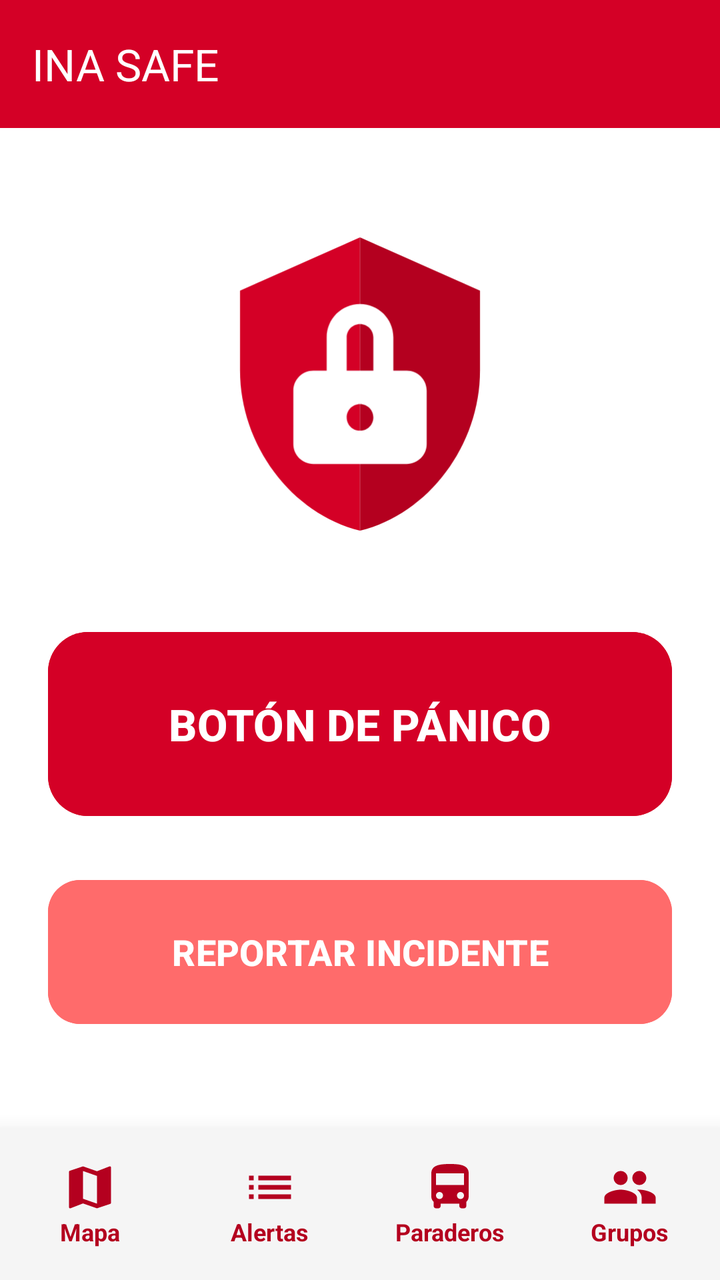
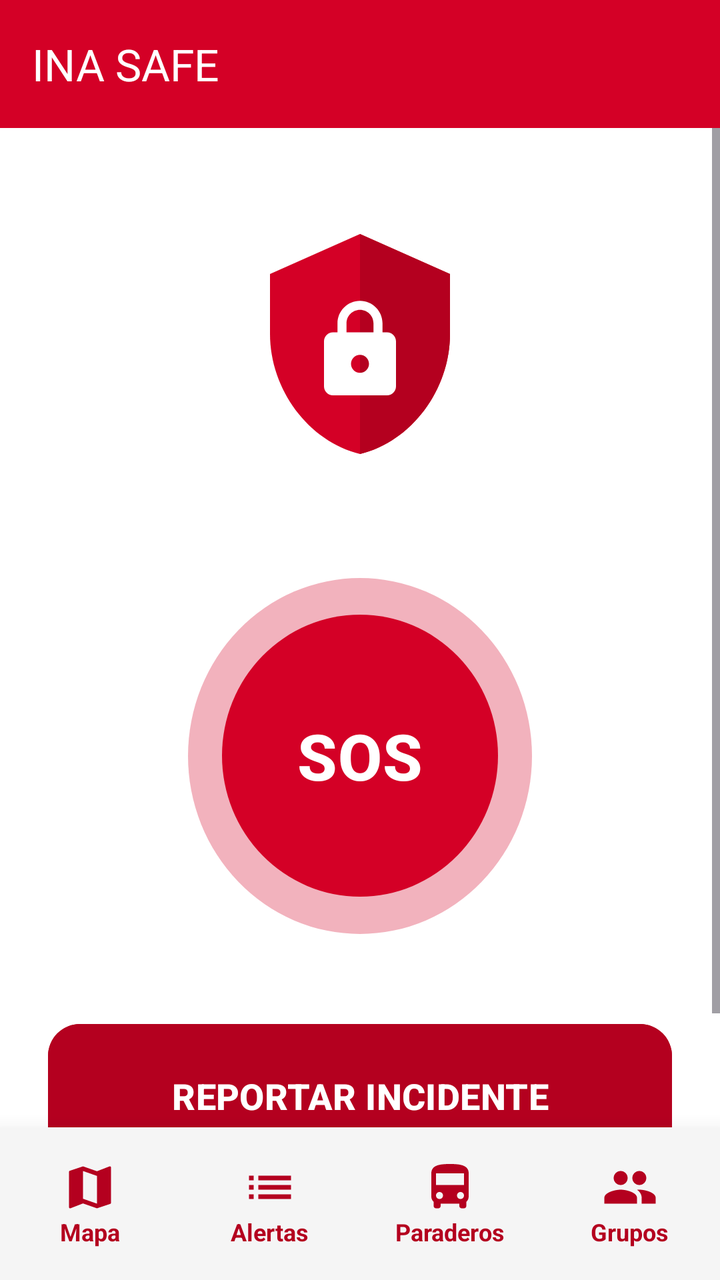

The first picture is an Android layout as it rendered before a commit; the second is the same layout after the commit. The layout source and the unified diff follow.
<!-- AndroidManifest.xml: application theme Theme.INASAFE -->
<!-- res/layout/activity_main.xml -->
<?xml version="1.0" encoding="utf-8"?>
<RelativeLayout xmlns:android="http://schemas.android.com/apk/res/android"
    xmlns:app="http://schemas.android.com/apk/res-auto"
    xmlns:tools="http://schemas.android.com/tools"
    android:id="@+id/main"
    android:layout_width="match_parent"
    android:layout_height="match_parent"
    android:background="@color/white"
    tools:context=".MainActivity">

    
    <com.google.android.material.appbar.AppBarLayout
        android:id="@+id/appBarLayout"
        android:layout_width="match_parent"
        android:layout_height="wrap_content"
        android:layout_alignParentTop="true">

        <com.google.android.material.appbar.MaterialToolbar
            android:id="@+id/topAppBar"
            android:layout_width="match_parent"
            android:layout_height="?attr/actionBarSize"
            app:title="INA SAFE"
            app:titleTextColor="@color/white"
            android:background="@color/ina_red" />

    </com.google.android.material.appbar.AppBarLayout>

    
    <include
        android:id="@+id/bottomNavigation"
        layout="@layout/layout_bottom_nav"
        android:layout_width="match_parent"
        android:layout_height="wrap_content"
        android:layout_alignParentBottom="true" />

    
    <ScrollView
        android:layout_width="match_parent"
        android:layout_height="match_parent"
        android:layout_above="@id/bottomNavigation"
        android:layout_below="@id/appBarLayout">

        <LinearLayout
            android:layout_width="match_parent"
            android:layout_height="wrap_content"
            android:gravity="center_horizontal"
            android:orientation="vertical"
            android:padding="24dp">

            <ImageView
                android:layout_width="160dp"
                android:layout_height="160dp"
                android:layout_marginTop="24dp"
                android:layout_marginBottom="40dp"
                android:src="@drawable/ic_logo" />

            <Button
                android:id="@+id/btnPanic"
                android:layout_width="match_parent"
                android:layout_height="100dp"
                android:layout_marginBottom="24dp"
                android:backgroundTint="@color/ina_red"
                android:text="BOTÓN DE PÁNICO"
                android:textColor="@color/white"
                android:textSize="22sp"
                android:textStyle="bold"
                app:cornerRadius="20dp"
                app:elevation="8dp" />

            <Button
                android:id="@+id/btnReport"
                android:layout_width="match_parent"
                android:layout_height="80dp"
                android:layout_marginBottom="16dp"
                android:backgroundTint="@color/ina_red_light"
                android:text="REPORTAR INCIDENTE"
                android:textColor="@color/white"
                android:textSize="18sp"
                android:textStyle="bold"
                app:cornerRadius="16dp" />

        </LinearLayout>
    </ScrollView>

</RelativeLayout>
<!-- res/layout/layout_bottom_nav.xml (included above) -->
<?xml version="1.0" encoding="utf-8"?>
<LinearLayout xmlns:android="http://schemas.android.com/apk/res/android"
    xmlns:app="http://schemas.android.com/apk/res-auto"
    android:id="@+id/bottomNavigation"
    android:layout_width="match_parent"
    android:layout_height="wrap_content"
    android:orientation="horizontal"
    android:background="#F5F5F5"
    android:elevation="16dp"
    android:paddingVertical="8dp">

    
    <LinearLayout
        android:id="@+id/btnNavMap"
        android:layout_width="0dp"
        android:layout_height="wrap_content"
        android:layout_weight="1"
        android:orientation="vertical"
        android:gravity="center"
        android:background="?attr/selectableItemBackground"
        android:clickable="true"
        android:padding="8dp">

        <ImageView
            android:layout_width="28dp"
            android:layout_height="28dp"
            android:src="@drawable/ic_map_icon"
            app:tint="@color/ina_red_dark"/>
        
        <TextView
            android:layout_width="wrap_content"
            android:layout_height="wrap_content"
            android:text="Mapa"
            android:textSize="12sp"
            android:textColor="@color/ina_red_dark"
            android:textStyle="bold"/>
    </LinearLayout>

    
    <LinearLayout
        android:id="@+id/btnNavList"
        android:layout_width="0dp"
        android:layout_height="wrap_content"
        android:layout_weight="1"
        android:orientation="vertical"
        android:gravity="center"
        android:background="?attr/selectableItemBackground"
        android:clickable="true"
        android:padding="8dp">

        <ImageView
            android:layout_width="28dp"
            android:layout_height="28dp"
            android:src="@drawable/ic_list_icon"
            app:tint="@color/ina_red_dark"/>
        
        <TextView
            android:layout_width="wrap_content"
            android:layout_height="wrap_content"
            android:text="Alertas"
            android:textSize="12sp"
            android:textColor="@color/ina_red_dark"
            android:textStyle="bold"/>
    </LinearLayout>

    
    <LinearLayout
        android:id="@+id/btnNavBus"
        android:layout_width="0dp"
        android:layout_height="wrap_content"
        android:layout_weight="1"
        android:orientation="vertical"
        android:gravity="center"
        android:background="?attr/selectableItemBackground"
        android:clickable="true"
        android:padding="8dp">

        <ImageView
            android:layout_width="28dp"
            android:layout_height="28dp"
            android:src="@drawable/ic_bus"
            app:tint="@color/ina_red_dark"/>
        
        <TextView
            android:layout_width="wrap_content"
            android:layout_height="wrap_content"
            android:text="Paraderos"
            android:textSize="12sp"
            android:textColor="@color/ina_red_dark"
            android:textStyle="bold"/>
    </LinearLayout>
    
     
    <LinearLayout
        android:id="@+id/btnNavGroups"
        android:layout_width="0dp"
        android:layout_height="wrap_content"
        android:layout_weight="1"
        android:orientation="vertical"
        android:gravity="center"
        android:background="?attr/selectableItemBackground"
        android:clickable="true"
        android:padding="8dp">

        <ImageView
            android:layout_width="28dp"
            android:layout_height="28dp"
            android:src="@drawable/ic_group"
            app:tint="@color/ina_red_dark"/>
        
        <TextView
            android:layout_width="wrap_content"
            android:layout_height="wrap_content"
            android:text="Grupos"
            android:textSize="12sp"
            android:textColor="@color/ina_red_dark"
            android:textStyle="bold"/>
    </LinearLayout>

</LinearLayout>
<!-- resources referenced by this layout -->
<resources>
  <color name="ina_red">#D40026</color>
  <color name="ina_red_dark">#B4001F</color>
  <color name="ina_red_light">#FF6B6B</color>
  <color name="white">#FFFFFFFF</color>
  <!-- drawable ic_bus (drawable) -->
  <vector xmlns:android="http://schemas.android.com/apk/res/android"
      android:width="24dp"
      android:height="24dp"
      android:viewportWidth="24"
      android:viewportHeight="24">
      <path
          android:fillColor="#FFFFFF"
          android:pathData="M4,16c0,0.88 0.39,1.67 1,2.22V20c0,0.55 0.45,1 1,1h1c0.55,0 1,-0.45 1,-1v-1h8v1c0,0.55 0.45,1 1,1h1c0.55,0 1,-0.45 1,-1v-1.78c0.61,-0.55 1,-1.34 1,-2.22V6c0,-3.5 -3.58,-4 -8,-4S4,2.5 4,6v10zM7.5,17c-0.83,0 -1.5,-0.67 -1.5,-1.5S6.67,14 7.5,14s1.5,0.67 1.5,1.5S8.33,17 7.5,17zM16.5,17c-0.83,0 -1.5,-0.67 -1.5,-1.5s0.67,-1.5 1.5,-1.5s1.5,0.67 1.5,1.5S17.33,17 16.5,17zM18,11H6V6h12v5z"/>
  </vector>
  <!-- drawable ic_group (drawable) -->
  <vector xmlns:android="http://schemas.android.com/apk/res/android"
      android:width="24dp"
      android:height="24dp"
      android:viewportWidth="24"
      android:viewportHeight="24"
      android:tint="#000000">
    <path
        android:fillColor="@android:color/white"
        android:pathData="M16,11c1.66,0 2.99,-1.34 2.99,-3S17.66,5 16,5c-1.66,0 -3,1.34 -3,3s1.34,3 3,3zM8,11c1.66,0 2.99,-1.34 2.99,-3S9.66,5 8,5C6.34,5 5,6.34 5,8s1.34,3 3,3zM8,13c-2.33,0 -7,1.17 -7,3.5V19h14v-2.5c0,-2.33 -4.67,-3.5 -7,-3.5zM16,13c-0.29,0 -0.62,0.02 -0.97,0.05 1.16,0.84 1.97,1.97 1.97,3.45V19h6v-2.5c0,-2.33 -4.67,-3.5 -7,-3.5z"/>
  </vector>
  <!-- drawable ic_list_icon (drawable) -->
  <vector xmlns:android="http://schemas.android.com/apk/res/android"
      android:width="24dp"
      android:height="24dp"
      android:viewportWidth="24"
      android:viewportHeight="24">
      <path
          android:fillColor="#B71C12"
          android:pathData="M3,13h2v-2H3v2zm0,4h2v-2H3v2zm0,-8h2V7H3v2zm4,4h14v-2H7v2zm0,4h14v-2H7v2zM7,7v2h14V7H7z"/>
  </vector>
  <!-- drawable ic_logo (drawable) -->
  <vector xmlns:android="http://schemas.android.com/apk/res/android"
      android:width="108dp"
      android:height="108dp"
      android:viewportWidth="24"
      android:viewportHeight="24">
    
    
    <path
        android:fillColor="@color/ina_red"
        android:pathData="M12,1 L3,5 V11 C3,16.55 6.84,21.74 12,23 V1 Z"/>
        
    
    <path
        android:fillColor="@color/ina_red_dark"
        android:pathData="M12,1 L21,5 V11 C21,16.55 17.16 21.74 12,23 V1 Z"/>
        
    
    <path
        android:fillColor="@color/white"
        android:pathData="M12,6 C10.62,6 9.5,7.12 9.5,8.5 V11 H8.5 C7.67,11 7,11.67 7,12.5 V16.5 C7,17.33 7.67,18 8.5,18 H15.5 C16.33,18 17,17.33 17,16.5 V12.5 C17,11.67 16.33,11 15.5,11 H14.5 V8.5 C14.5,7.12 13.38,6 12,6 Z M12,7.5 C12.55,7.5 13,7.95 13,8.5 V11 H11 V8.5 C11,7.95 11.45,7.5 12,7.5 Z M12,13.5 C12.55,13.5 13,13.95 13,14.5 C13,15.05 12.55,15.5 12,15.5 C11.45,15.5 11,15.05 11,14.5 C11,13.95 11.45,13.5 12,13.5 Z"/>
  </vector>
  <!-- drawable ic_map_icon (drawable) -->
  <vector xmlns:android="http://schemas.android.com/apk/res/android"
      android:width="24dp"
      android:height="24dp"
      android:viewportWidth="24"
      android:viewportHeight="24">
      <path
          android:fillColor="#B71C12"
          android:pathData="M20.5,3l-0.16,0.03L15,5.1 9,3 3.36,4.9c-0.21,0.07 -0.36,0.25 -0.36,0.48V20.5c0,0.28 0.22,0.5 0.5,0.5l0.16,-0.03L9,18.9l6,2.1 5.64,-1.9c0.21,-0.07 0.36,-0.25 0.36,-0.48V3.5c0,-0.28 -0.22,-0.5 -0.5,-0.5zM15,19l-6,-2.11V5l6,2.11V19z"/>
  </vector>
  <style name="Theme.INASAFE" parent="Base.Theme.INASAFE" />
  <style name="Base.Theme.INASAFE" parent="Theme.Material3.DayNight.NoActionBar">
          
          
      </style>
</resources>

<!-- the commit's change to res/layout/activity_main.xml (unified diff, before → after) -->
@@ -48,31 +48,49 @@
             android:padding="24dp">
 
             <ImageView
-                android:layout_width="160dp"
-                android:layout_height="160dp"
+                android:layout_width="120dp"
+                android:layout_height="120dp"
                 android:layout_marginTop="24dp"
                 android:layout_marginBottom="40dp"
-                android:src="@drawable/ic_logo" />
-
-            <Button
-                android:id="@+id/btnPanic"
-                android:layout_width="match_parent"
-                android:layout_height="100dp"
-                android:layout_marginBottom="24dp"
-                android:backgroundTint="@color/ina_red"
-                android:text="BOTÓN DE PÁNICO"
-                android:textColor="@color/white"
-                android:textSize="22sp"
-                android:textStyle="bold"
-                app:cornerRadius="20dp"
-                app:elevation="8dp" />
+                android:src="@drawable/ic_shield" />
+
+            
+            <FrameLayout
+                android:layout_width="226dp"
+                android:layout_height="212dp"
+                android:layout_marginBottom="24dp">
+
+                
+                <View
+                    android:id="@+id/pulseView"
+                    android:layout_width="172dp"
+                    android:layout_height="178dp"
+                    android:layout_gravity="center"
+                    android:alpha="0.3"
+                    android:background="@drawable/bg_circle_button"
+                    android:scaleX="1.0"
+                    android:scaleY="1.0" />
+
+                <Button
+                    android:id="@+id/btnPanic"
+                    android:layout_width="138dp"
+                    android:layout_height="141dp"
+                    android:layout_gravity="center"
+                    android:background="@drawable/bg_circle_button"
+                    android:elevation="8dp"
+                    android:text="SOS"
+                    android:textColor="@color/white"
+                    android:textSize="32sp"
+                    android:textStyle="bold"
+                    app:backgroundTint="@null" />
+            </FrameLayout>
 
             <Button
                 android:id="@+id/btnReport"
                 android:layout_width="match_parent"
                 android:layout_height="80dp"
                 android:layout_marginBottom="16dp"
-                android:backgroundTint="@color/ina_red_light"
+                android:backgroundTint="@color/ina_red_dark"
                 android:text="REPORTAR INCIDENTE"
                 android:textColor="@color/white"
                 android:textSize="18sp"
<!-- resource entries referenced after the edit -->
@@ -2,8 +2,12 @@
 <resources>
   <color name="ina_red">#D40026</color>
   <color name="ina_red_dark">#B4001F</color>
-  <color name="ina_red_light">#FF6B6B</color>
   <color name="white">#FFFFFFFF</color>
+  <!-- drawable bg_circle_button (drawable) -->
+  <?xml version="1.0" encoding="utf-8"?>
+  <shape xmlns:android="http://schemas.android.com/apk/res/android" android:shape="oval">
+      <solid android:color="@color/ina_red"/>
+  </shape>
   <!-- drawable ic_bus (drawable) -->
   <vector xmlns:android="http://schemas.android.com/apk/res/android"
       android:width="24dp"
@@ -35,28 +39,6 @@
           android:fillColor="#B71C12"
           android:pathData="M3,13h2v-2H3v2zm0,4h2v-2H3v2zm0,-8h2V7H3v2zm4,4h14v-2H7v2zm0,4h14v-2H7v2zM7,7v2h14V7H7z"/>
   </vector>
-  <!-- drawable ic_logo (drawable) -->
-  <vector xmlns:android="http://schemas.android.com/apk/res/android"
-      android:width="108dp"
-      android:height="108dp"
-      android:viewportWidth="24"
-      android:viewportHeight="24">
-    
-    
-    <path
-        android:fillColor="@color/ina_red"
-        android:pathData="M12,1 L3,5 V11 C3,16.55 6.84,21.74 12,23 V1 Z"/>
-        
-    
-    <path
-        android:fillColor="@color/ina_red_dark"
-        android:pathData="M12,1 L21,5 V11 C21,16.55 17.16 21.74 12,23 V1 Z"/>
-        
-    
-    <path
-        android:fillColor="@color/white"
-        android:pathData="M12,6 C10.62,6 9.5,7.12 9.5,8.5 V11 H8.5 C7.67,11 7,11.67 7,12.5 V16.5 C7,17.33 7.67,18 8.5,18 H15.5 C16.33,18 17,17.33 17,16.5 V12.5 C17,11.67 16.33,11 15.5,11 H14.5 V8.5 C14.5,7.12 13.38,6 12,6 Z M12,7.5 C12.55,7.5 13,7.95 13,8.5 V11 H11 V8.5 C11,7.95 11.45,7.5 12,7.5 Z M12,13.5 C12.55,13.5 13,13.95 13,14.5 C13,15.05 12.55,15.5 12,15.5 C11.45,15.5 11,15.05 11,14.5 C11,13.95 11.45,13.5 12,13.5 Z"/>
-  </vector>
   <!-- drawable ic_map_icon (drawable) -->
   <vector xmlns:android="http://schemas.android.com/apk/res/android"
       android:width="24dp"
@@ -67,6 +49,35 @@
           android:fillColor="#B71C12"
           android:pathData="M20.5,3l-0.16,0.03L15,5.1 9,3 3.36,4.9c-0.21,0.07 -0.36,0.25 -0.36,0.48V20.5c0,0.28 0.22,0.5 0.5,0.5l0.16,-0.03L9,18.9l6,2.1 5.64,-1.9c0.21,-0.07 0.36,-0.25 0.36,-0.48V3.5c0,-0.28 -0.22,-0.5 -0.5,-0.5zM15,19l-6,-2.11V5l6,2.11V19z"/>
   </vector>
+  <!-- drawable ic_shield (drawable) -->
+  <vector xmlns:android="http://schemas.android.com/apk/res/android"
+      android:width="24dp"
+      android:height="24dp"
+      android:viewportWidth="24"
+      android:viewportHeight="24">
+      
+      
+      <path
+          android:fillColor="@color/ina_red"
+          android:pathData="M12,1L3,5v6c0,5.55 3.84,10.74 9,12c5.16,-1.26 9,-6.45 9,-12V5L12,1z"/>
+          
+      
+      <path
+          android:fillColor="@color/ina_red_dark"
+          android:pathData="M12,1 L12,23 C17.16,21.74 21,16.55 21,11 V5 L12,1 Z"/>
+  
+      
+      <group
+          android:pivotX="12"
+          android:pivotY="9.5"
+          android:scaleX="0.45"
+          android:scaleY="0.45"
+          android:translateY="2.0">
+          <path
+              android:fillColor="@color/white"
+              android:pathData="M18,8h-1V6c0,-2.76 -2.24,-5 -5,-5S7,3.24 7,6v2H6c-1.1,0 -2,0.9 -2,2v10c0,1.1 0.9,2 2,2h12c1.1,0 2,-0.9 2,-2V10C20,8.9 19.1,8 18,8z M12,17c-1.1,0 -2,-0.9 -2,-2c0,-1.1 0.9,-2 2,-2s2,0.9 2,2C14,16.1 13.1,17 12,17z M15,8H9V6c0,-1.66 1.34,-3 3,-3s3,1.34 3,3V8z"/>
+      </group>
+  </vector>
   <style name="Theme.INASAFE" parent="Base.Theme.INASAFE" />
   <style name="Base.Theme.INASAFE" parent="Theme.Material3.DayNight.NoActionBar">
           
